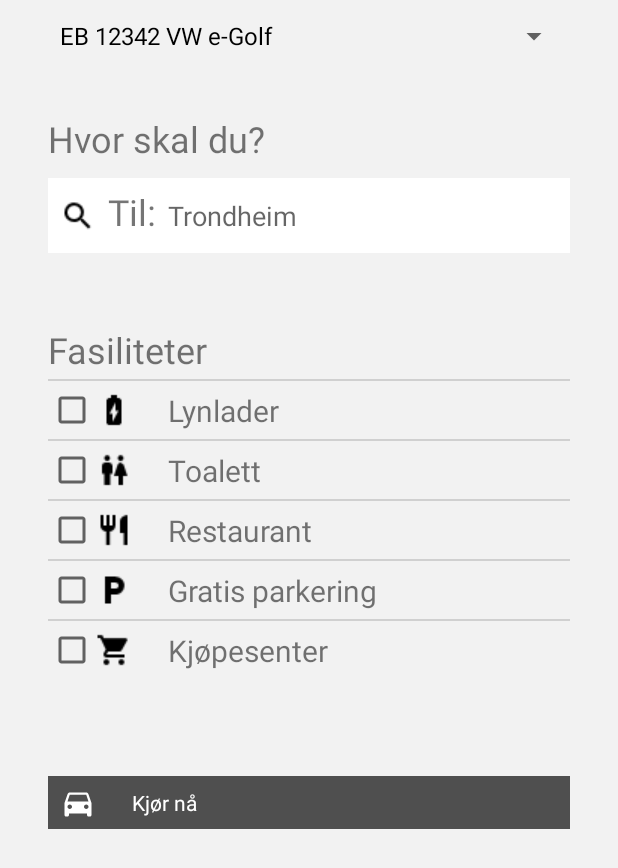
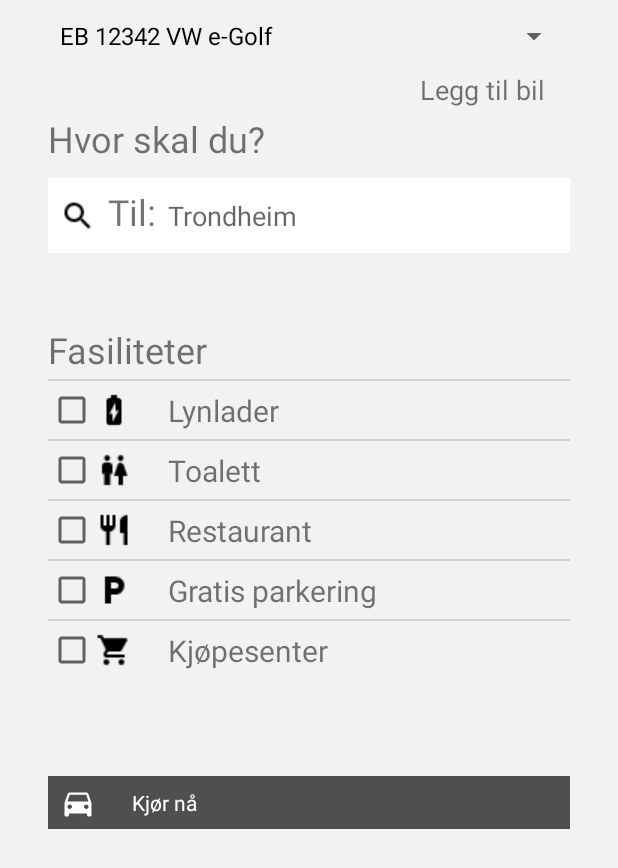
Before and after one commit to redhotk1m/Elfin, an Android app: the screen it shows after launch (MainActivity), on a phone screen of 412 x 824 dp. Shown: the top 868 px of the screen. Run offline under Robolectric (Android 15) with nearby library versions, the phone set to English and light mode, and no system bars.

Commit message:
rask midlertidig navigering fra main til legg til bil + se lagret bil i main

```diff
--- a/app/src/main/java/com/example/elfin/MainActivity.java
+++ b/app/src/main/java/com/example/elfin/MainActivity.java
@@ -8,6 +8,7 @@ import android.Manifest;
 import android.annotation.SuppressLint;
 import android.content.Context;
 import android.content.Intent;
+import android.content.SharedPreferences;
 import android.content.pm.PackageManager;
 import android.os.Bundle;
 import android.view.View;
@@ -18,10 +19,16 @@ import android.widget.EditText;
 import android.widget.ImageButton;
 import android.widget.ListView;
 import android.widget.Spinner;
+import android.widget.TextView;
 
 import com.example.elfin.API.Nobil;
+import com.example.elfin.car.AddCarActivity;
+import com.example.elfin.car.Elbil;
 import com.google.android.gms.maps.model.LatLng;
+import com.google.gson.Gson;
+import com.google.gson.reflect.TypeToken;
 
+import java.lang.reflect.Type;
 import java.util.ArrayList;
 
 public class MainActivity extends AppCompatActivity implements ActivityCompat.OnRequestPermissionsResultCallback {
@@ -36,6 +43,9 @@ public class MainActivity extends AppCompatActivity implements ActivityCompat.On
     public static ArrayList<LatLng> allChargingStations;
     private boolean chargingStationsFound = false;
 
+    private TextView tvMyCar;
+    private Spinner dropdown;
+    private ArrayList<Elbil> mCarList;
 
 
 
@@ -51,7 +61,7 @@ public class MainActivity extends AppCompatActivity implements ActivityCompat.On
         listViewSuggest.setVisibility(View.INVISIBLE);
 
 
-        Spinner dropdown = findViewById(R.id.chooseCar);
+        dropdown = findViewById(R.id.chooseCar);
         ImageButton imageButton = findViewById(R.id.imageButtonDriveNow);
         editText = findViewById(R.id.editTextToAPlace);
         editText.setCursorVisible(false);
@@ -61,6 +71,9 @@ public class MainActivity extends AppCompatActivity implements ActivityCompat.On
         ArrayAdapter<String> adapter = new ArrayAdapter<>(this, android.R.layout.simple_spinner_dropdown_item, items);
         dropdown.setAdapter(adapter);
         dropdown.setPrompt("EB12342 VW e-Golf");
+
+
+
         //Intent intent = new Intent(this,AboutCharger.class);
         //startActivity(intent);
         EditTextFunctions editTextFunctions = new EditTextFunctions(this);
@@ -84,6 +97,15 @@ public class MainActivity extends AppCompatActivity implements ActivityCompat.On
 
         Nobil nobil = new Nobil(this);
         nobil.execute();
+
+        tvMyCar = findViewById(R.id.tv_my_car);
+        getSavedCar();
+        tvMyCar.setOnClickListener(new View.OnClickListener() {
+            @Override
+            public void onClick(View view) {
+                startActivity(new Intent(getApplicationContext(), AddCarActivity.class));
+            }
+        });
     }
 
     public void closeKeyboard(View view){
@@ -191,4 +213,19 @@ public class MainActivity extends AppCompatActivity implements ActivityCompat.On
     public void setChargingStationsFound(boolean found){
         this.chargingStationsFound = found;
     }
+
+    private void getSavedCar() {
+        SharedPreferences sharedPreferences = getSharedPreferences("shared preferences", MODE_PRIVATE);
+        Gson gson = new Gson();
+        String json = sharedPreferences.getString("car list", null);
+        Type type = new TypeToken<ArrayList<Elbil>>() {}.getType();
+        mCarList = gson.fromJson(json, type);
+
+        if (mCarList == null) mCarList = new ArrayList<>();
+        else {
+            String myCar = mCarList.get(0).getBrand() + " " + mCarList.get(0).getModel();
+            tvMyCar.setText(myCar);
+            //dropdown.setPrompt(myCar);
+        }
+    }
 }
--- a/app/src/main/java/com/example/elfin/car/CarInfoActivity.java
+++ b/app/src/main/java/com/example/elfin/car/CarInfoActivity.java
@@ -10,6 +10,7 @@ import android.widget.Button;
 import android.widget.EditText;
 import android.widget.Toast;
 
+import com.example.elfin.MainActivity;
 import com.example.elfin.R;
 import com.google.gson.Gson;
 import com.google.gson.reflect.TypeToken;
@@ -71,6 +72,7 @@ public class CarInfoActivity extends AppCompatActivity {
         editor.apply();
 
         Toast.makeText(this, "CAR SAVED!", Toast.LENGTH_SHORT).show();
+        startActivity(new Intent(this, MainActivity.class));
     }
 
     private void loadCar() {
--- a/app/src/main/res/layout/activity_main.xml
+++ b/app/src/main/res/layout/activity_main.xml
@@ -402,5 +402,16 @@
         app:layout_constraintStart_toStartOf="parent"
         app:layout_constraintTop_toBottomOf="@+id/rectangleTo" />
 
+    <TextView
+        android:id="@+id/tv_my_car"
+        android:layout_width="100dp"
+        android:layout_height="30dp"
+        android:layout_marginEnd="32dp"
+        android:text="Legg til bil"
+        android:textSize="18sp"
+        app:layout_constraintBottom_toTopOf="@+id/headerText"
+        app:layout_constraintEnd_toEndOf="parent"
+        app:layout_constraintTop_toBottomOf="@+id/chooseCar" />
+
 
 </androidx.constraintlayout.widget.ConstraintLayout>
```
